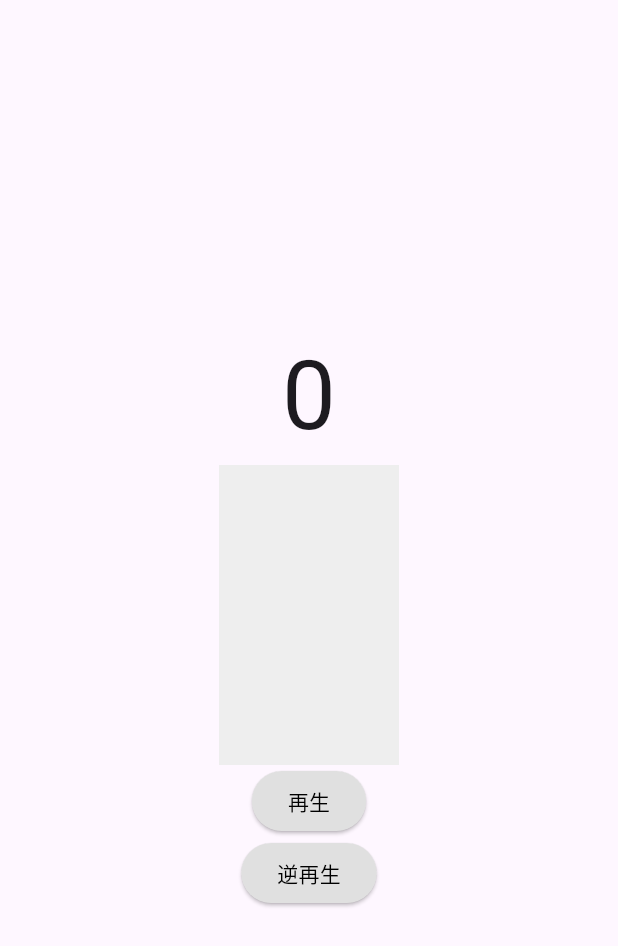
After one commit to Hiro229/flutter_introduction, a Flutter app: the screen it shows after launch, after a tap on "Tween Staggered Page", on a phone screen of 412 x 824 dp. The commit adds this screen. Shown: the top 946 px of the screen. Run offline on Flutter 3.47's test engine with Material 2 defaults, Android fonts, the phone set to English and light mode, and no system bars; our stand-ins replace cached_network_image, google_fonts.

Commit message:
[add]TweenStaggeredPageページ追加

```diff
--- a/lib/main.dart
+++ b/lib/main.dart
@@ -8,6 +8,7 @@ import 'sliver_app_bar_page.dart';
 import 'shrinkable_footer_page.dart';
 import 'responsive_design_page.dart';
 import 'transition_page.dart';
+import 'tween_staggered_page.dart';
 
 void main() {
   runApp(const MyApp());
@@ -187,6 +188,21 @@ class MainPage extends StatelessWidget {
               },
             ),
             SizedBox(height: 20),
+            ElevatedButton(
+              style: ElevatedButton.styleFrom(
+                backgroundColor: Colors.green,
+                foregroundColor: Colors.white,
+                fixedSize: Size(screen_width * 0.7, screen_height * 0.05),
+              ),
+              child: Text('Tween Staggered Page'),
+              onPressed: () {
+                Navigator.push(
+                    context,
+                    MaterialPageRoute(
+                        builder: (context) => TweenStaggeredPage()));
+              },
+            ),
+            SizedBox(height: 20),
           ],
         ),
       ),
--- /dev/null
+++ b/lib/tween_staggered_page.dart
@@ -0,0 +1,128 @@
+import 'package:flutter/cupertino.dart';
+import 'package:flutter/material.dart';
+
+class TweenStaggeredPage extends StatefulWidget {
+  @override
+  _TweenStaggeredPageState createState() => _TweenStaggeredPageState();
+}
+
+class _TweenStaggeredPageState extends State<TweenStaggeredPage>
+    with SingleTickerProviderStateMixin {
+  late AnimationController _animationController;
+  late Animation<int> _integer;
+  late Animation<double> _height;
+  late Animation<Color?> _color;
+  late Animation<BorderRadius> _borderRadius;
+
+  final int _seconds = 5;
+
+  @override
+  void initState() {
+    super.initState();
+    _animationController = AnimationController(
+      vsync: this,
+      duration: Duration(seconds: _seconds),
+    )..addListener(() {
+        setState(() {});
+      });
+    // 上記は以下を行うカスケード記法
+    // _animationController = AnimationController(
+    //   vsync: this,
+    //   duration: Duration(seconds: _seconds),
+    // );
+    // _animationController.addListener(() { setState(() {}); });
+    _integer = _animationController.drive(
+      IntTween(begin: 0, end: _seconds),
+    );
+
+    _height = _animationController
+        .drive(
+          CurveTween(
+            curve: Interval(0, 0.3),
+          ),
+        )
+        .drive(
+          Tween(begin: 0, end: 200),
+        );
+    _color = _animationController
+        .drive(
+          CurveTween(
+            curve: Interval(0.3, 0.6),
+          ),
+        )
+        .drive(
+          ColorTween(begin: Colors.blueAccent, end: Colors.amber),
+        );
+    _borderRadius = _animationController
+        .drive(
+          CurveTween(
+            curve: Interval(0.6, 1.0),
+          ),
+        )
+        .drive(
+          Tween(
+            begin: BorderRadius.circular(0),
+            end: BorderRadius.circular(100.0),
+          ),
+        );
+  }
+
+  @override
+  void dispose() {
+    _animationController.dispose();
+    super.dispose();
+  }
+
+  @override
+  Widget build(BuildContext context) {
+    return Scaffold(
+      body: Center(
+        child: Column(
+          mainAxisAlignment: MainAxisAlignment.center,
+          children: [
+            Text(
+              _integer.value.toString(),
+              style: TextStyle(fontSize: 64),
+            ),
+            Stack(
+              children: [
+                Container(
+                  width: 120,
+                  height: 200,
+                  decoration: BoxDecoration(
+                    color: Colors.grey[200],
+                  ),
+                ),
+                Positioned(
+                  bottom: 0,
+                  child: Container(
+                    width: 120,
+                    height: _height.value,
+                    decoration: BoxDecoration(
+                      color: _color.value,
+                      borderRadius: _borderRadius.value,
+                    ),
+                  ),
+                ),
+              ],
+            ),
+            ElevatedButton(
+                style: ElevatedButton.styleFrom(
+                  backgroundColor: Colors.grey[300],
+                  foregroundColor: Colors.black,
+                ),
+                onPressed: _animationController.forward,
+                child: Text('再生')),
+            ElevatedButton(
+                style: ElevatedButton.styleFrom(
+                  backgroundColor: Colors.grey[300],
+                  foregroundColor: Colors.black,
+                ),
+                onPressed: _animationController.reverse,
+                child: Text('逆再生')),
+          ],
+        ),
+      ),
+    );
+  }
+}
```
